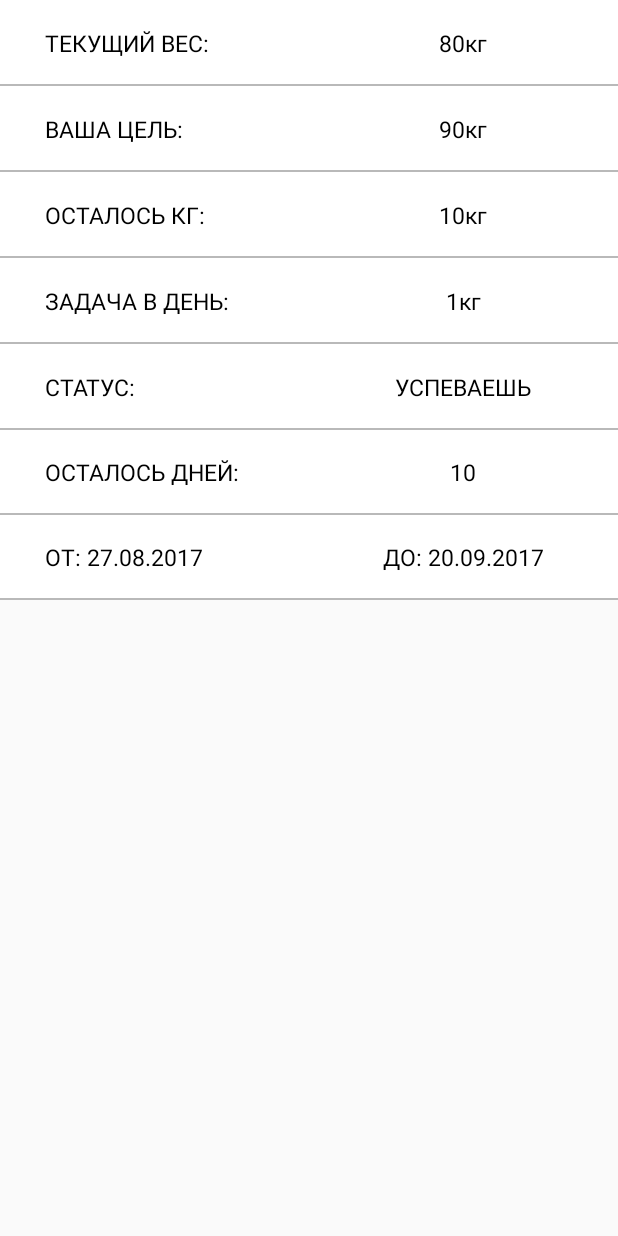
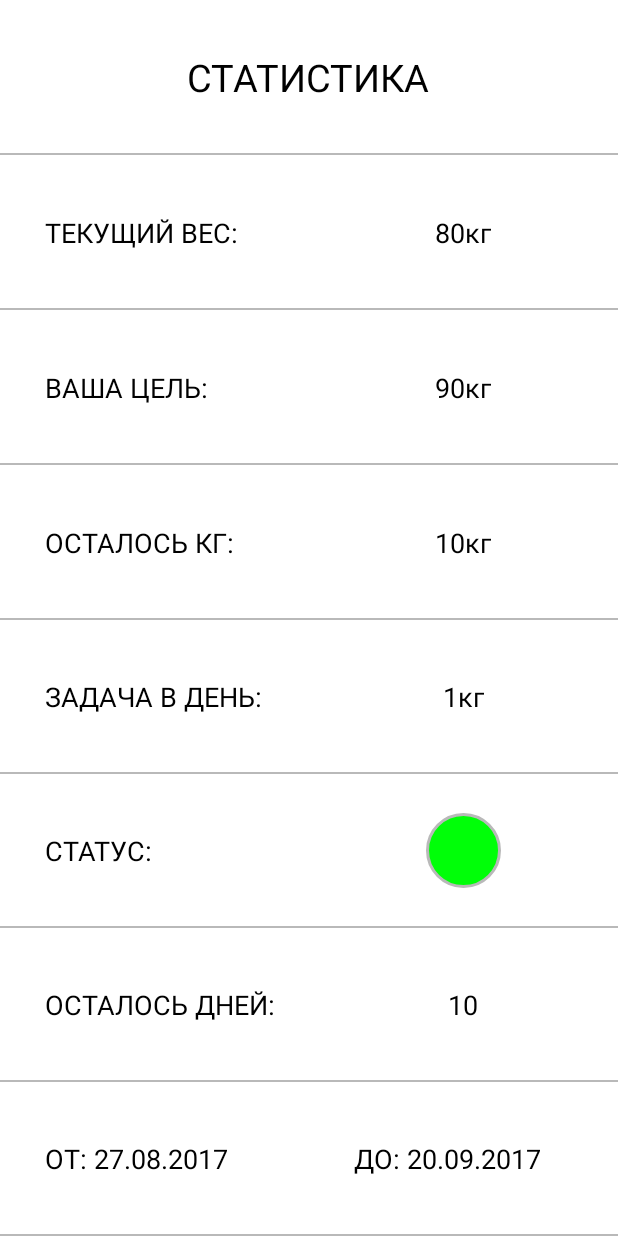
Before and after one commit to Stanislav137/GoalReminderBeta, an Android app: the layout child_section_goal.xml on its own in the app's theme, with its tools: preview values and no code run, on a phone screen of 412 x 824 dp. Run offline under Robolectric (Android 15) with nearby library versions, the phone set to English and light mode, and no system bars.

Commit message:
New component child for section.

```diff
--- a/app/src/main/java/com/goalreminderbeta/sa/goalreminderbeta/all/ExpListAdapter.java
+++ b/app/src/main/java/com/goalreminderbeta/sa/goalreminderbeta/all/ExpListAdapter.java
@@ -2,10 +2,13 @@ package com.goalreminderbeta.sa.goalreminderbeta.all;
 
 import android.content.Context;
 import android.graphics.Color;
+import android.graphics.drawable.Drawable;
 import android.view.LayoutInflater;
 import android.view.View;
 import android.view.ViewGroup;
 import android.widget.BaseExpandableListAdapter;
+import android.widget.Button;
+import android.widget.ImageView;
 import android.widget.TextView;
 
 import com.goalreminderbeta.sa.goalreminderbeta.R;
@@ -17,6 +20,7 @@ public class ExpListAdapter extends BaseExpandableListAdapter {
 
     private ArrayList<ArrayList<InitialTheme>> mGroups;
     private Context mContext;
+    private ImageView arrowDownUp;
 
     public ExpListAdapter (Context context,ArrayList<ArrayList<InitialTheme>> groups){
         mContext = context;
@@ -69,9 +73,16 @@ public class ExpListAdapter extends BaseExpandableListAdapter {
 
         if (isExpanded){
             //Изменяем что-нибудь, если текущая Group раскрыта
+            arrowDownUp = (ImageView) convertView.findViewById(R.id.arrowDownUp);
+            arrowDownUp.setRotation(180);
+            arrowDownUp.getResources().getDrawable(R.drawable.arrow_goal);
+
         }
         else{
             //Изменяем что-нибудь, если текущая Group скрыта
+            arrowDownUp = (ImageView) convertView.findViewById(R.id.arrowDownUp);
+            arrowDownUp.setRotation(0);
+            arrowDownUp.getResources().getDrawable(R.drawable.arrow_goal);
         }
 
         return convertView;
@@ -83,12 +94,13 @@ public class ExpListAdapter extends BaseExpandableListAdapter {
                              View convertView, ViewGroup parent) {
         if (convertView == null) {
             LayoutInflater inflater = (LayoutInflater) mContext.getSystemService(Context.LAYOUT_INFLATER_SERVICE);
-            convertView = inflater.inflate(R.layout.child_section_goal1, null);
+            convertView = inflater.inflate(R.layout.child_section_goal, null);
+            convertView.setMinimumHeight(1500);
         }
 
-        TextView textChild = (TextView) convertView.findViewById(R.id.textChild);
-        textChild.setText(mGroups.get(groupPosition).get(childPosition).toString());
-        textChild.setTextColor(Color.BLACK);
+//        TextView textChild = (TextView) convertView.findViewById(R.id.textChild);
+//        textChild.setText(mGroups.get(groupPosition).get(childPosition).toString());
+//        textChild.setTextColor(Color.BLACK);
 
         return convertView;
     }
--- a/app/src/main/java/com/goalreminderbeta/sa/goalreminderbeta/all/FrgmGoals.java
+++ b/app/src/main/java/com/goalreminderbeta/sa/goalreminderbeta/all/FrgmGoals.java
@@ -24,9 +24,14 @@ import java.util.ArrayList;
 public class FrgmGoals extends Fragment {
 
     private Context context;
+    private boolean isExpanded;
 
     public FrgmGoals(Context context) {
         this.context = context;
+    }
+
+    public FrgmGoals() {
+
     }
 
     public View onCreateView(LayoutInflater inflater, ViewGroup container,
@@ -45,8 +50,8 @@ public class FrgmGoals extends Fragment {
         InitialTheme theme1 = new InitialTheme();
         InitialTheme theme2 = new InitialTheme();
 
-        theme1.setCategoryName("Them1");
-        theme2.setCategoryName("Them2");
+//        theme1.setCategoryName("Them1");
+//        theme2.setCategoryName("Them2");
 
         children1.add(theme1);
         groups.add(children1);
@@ -63,4 +68,12 @@ public class FrgmGoals extends Fragment {
 //        Animation hyperspaceJumpAnimation = AnimationUtils.loadAnimation(this, R.anim.btn_anim); //TODO не работает анимация
 //        animImage.startAnimation(hyperspaceJumpAnimation);
 //    }
+
+//    public void showAddGoal(boolean isExpanded) {
+//
+//        if(isExpanded) {
+//            Button myGoal = (Button) getView().findViewById(R.id.myGoal);
+//            myGoal.setVisibility(View.INVISIBLE);
+//        }
+//    }
 }
--- a/app/src/main/java/com/goalreminderbeta/sa/goalreminderbeta/all/FrgmRecords.java
+++ b/app/src/main/java/com/goalreminderbeta/sa/goalreminderbeta/all/FrgmRecords.java
@@ -1,11 +1,13 @@
 package com.goalreminderbeta.sa.goalreminderbeta.all;
 
 import android.app.Fragment;
+import android.graphics.Color;
 import android.os.Bundle;
 import android.view.LayoutInflater;
 import android.view.View;
 import android.view.ViewGroup;
 import android.widget.Button;
+import android.widget.LinearLayout;
 import android.widget.TextView;
 
 import com.goalreminderbeta.sa.goalreminderbeta.R;
@@ -20,6 +22,7 @@ public class FrgmRecords extends Fragment {
     public View onCreateView(LayoutInflater inflater, ViewGroup container,
                              Bundle savedInstanceState) {
         View v = inflater.inflate(R.layout.frgm_records, null);
+
         return v;
     }
 }
--- a/app/src/main/java/com/goalreminderbeta/sa/goalreminderbeta/all/SectionTheme.java
+++ b/app/src/main/java/com/goalreminderbeta/sa/goalreminderbeta/all/SectionTheme.java
@@ -37,7 +37,6 @@ public class SectionTheme extends AppCompatActivity implements View.OnClickListe
         super.onCreate(savedInstanceState);
         setContentView(R.layout.activity_main);
 
-
         frgmGoals = new FrgmGoals(getApplicationContext());
         frgmRecords = new FrgmRecords();
         frgmOptions = new FrgmOptions();
--- /dev/null
+++ b/app/src/main/res/drawable/circle_status.xml
@@ -0,0 +1,8 @@
+<?xml version="1.0" encoding="utf-8"?>
+<shape xmlns:android="http://schemas.android.com/apk/res/android"
+    android:shape="oval">
+    <solid android:color="#00ff08"/>
+    <stroke
+        android:width="2dp"
+        android:color="#b9b9b9"/>
+</shape>
--- a/app/src/main/res/layout/activity_main.xml
+++ b/app/src/main/res/layout/activity_main.xml
@@ -33,8 +33,10 @@
                 <LinearLayout
                     android:layout_width="match_parent"
                     android:layout_height="3sp"
+                    android:id="@+id/llSlide"
                     android:layout_alignParentBottom="true"
-                    android:background="@color/colorGreen"></LinearLayout>
+                    android:background="@color/colorGreen"
+                    android:orientation="horizontal"></LinearLayout>
 
             </RelativeLayout>
         </RelativeLayout>
@@ -65,7 +67,6 @@
                     android:layout_height="3sp"
                     android:layout_alignParentBottom="true"
                     android:background="@color/colorOrange"></LinearLayout>
-
             </RelativeLayout>
         </RelativeLayout>
 
@@ -89,12 +90,12 @@
                     android:layout_centerHorizontal="true"
                     android:layout_centerVertical="true"
                     android:text="@string/menu_myoptions"/>
+
                 <LinearLayout
                     android:layout_width="match_parent"
                     android:layout_height="3sp"
                     android:background="@color/colorOrange"
                     android:layout_alignParentBottom="true"></LinearLayout>
-
             </RelativeLayout>
         </RelativeLayout>
     </LinearLayout>
--- a/app/src/main/res/layout/child_section_goal.xml
+++ b/app/src/main/res/layout/child_section_goal.xml
@@ -1,8 +1,29 @@
 <?xml version="1.0" encoding="utf-8"?>
 <LinearLayout xmlns:android="http://schemas.android.com/apk/res/android"
     android:orientation="vertical" android:layout_width="match_parent"
-    android:layout_height="400sp"
+    android:layout_height="match_parent"
     android:background="@color/colorWhite">
+
+    <RelativeLayout
+        android:layout_width="match_parent"
+        android:layout_height="match_parent"
+        android:layout_weight="2">
+
+        <TextView
+            android:layout_width="wrap_content"
+            android:layout_height="wrap_content"
+            android:textSize="25sp"
+            android:textColor="@color/colorBlack"
+            android:layout_centerHorizontal="true"
+            android:layout_centerVertical="true"
+            android:text="СТАТИСТИКА"/>
+
+        <LinearLayout
+            android:layout_width="match_parent"
+            android:layout_height="1sp"
+            android:background="@color/colorGrey"
+            android:layout_alignParentBottom="true"></LinearLayout>
+    </RelativeLayout>
 
     <RelativeLayout
         android:layout_width="match_parent"
@@ -27,7 +48,7 @@
                     android:layout_marginLeft="30sp"
                     android:text="ТЕКУЩИЙ ВЕС:"
                     android:textColor="@color/colorBlack"
-                    android:textSize="15sp" />
+                    android:textSize="18sp" />
 
             </RelativeLayout>
 
@@ -40,7 +61,7 @@
                     android:layout_width="wrap_content"
                     android:layout_height="wrap_content"
                     android:text="80кг"
-                    android:textSize="15sp"
+                    android:textSize="18sp"
                     android:textColor="@color/colorBlack"
                     android:layout_centerHorizontal="true"
                     android:layout_centerVertical="true"/>
@@ -77,7 +98,7 @@
                     android:layout_marginLeft="30sp"
                     android:text="ВАША ЦЕЛЬ:"
                     android:textColor="@color/colorBlack"
-                    android:textSize="15sp" />
+                    android:textSize="18sp" />
 
             </RelativeLayout>
 
@@ -90,7 +111,7 @@
                     android:layout_width="wrap_content"
                     android:layout_height="wrap_content"
                     android:text="90кг"
-                    android:textSize="15sp"
+                    android:textSize="18sp"
                     android:textColor="@color/colorBlack"
                     android:layout_centerHorizontal="true"
                     android:layout_centerVertical="true"/>
@@ -126,7 +147,7 @@
                     android:layout_marginLeft="30sp"
                     android:text="ОСТАЛОСЬ КГ:"
                     android:textColor="@color/colorBlack"
-                    android:textSize="15sp" />
+                    android:textSize="18sp" />
 
             </RelativeLayout>
 
@@ -139,10 +160,10 @@
                     android:layout_width="wrap_content"
                     android:layout_height="wrap_content"
                     android:text="10кг"
-                    android:textSize="15sp"
+                    android:textSize="18sp"
                     android:textColor="@color/colorBlack"
-                    android:layout_centerHorizontal="true"
-                    android:layout_centerVertical="true"/>
+                    android:layout_centerVertical="true"
+                    android:layout_centerHorizontal="true" />
             </RelativeLayout>
 
         </LinearLayout>
@@ -176,7 +197,7 @@
                     android:layout_marginLeft="30dp"
                     android:text="ЗАДАЧА В ДЕНЬ:"
                     android:textColor="@color/colorBlack"
-                    android:textSize="15sp"
+                    android:textSize="18sp"
                     android:layout_centerVertical="true"
                     android:layout_alignParentLeft="true"
                     android:layout_alignParentStart="true"
@@ -193,7 +214,7 @@
                     android:layout_width="wrap_content"
                     android:layout_height="wrap_content"
                     android:text="1кг"
-                    android:textSize="15sp"
+                    android:textSize="18sp"
                     android:textColor="@color/colorBlack"
                     android:layout_centerHorizontal="true"
                     android:layout_centerVertical="true"/>
@@ -230,7 +251,7 @@
                     android:layout_marginLeft="30sp"
                     android:text="СТАТУС:"
                     android:textColor="@color/colorBlack"
-                    android:textSize="15sp" />
+                    android:textSize="18sp" />
 
             </RelativeLayout>
 
@@ -239,14 +260,12 @@
                 android:layout_height="match_parent"
                 android:layout_weight="2">
 
-                <TextView
-                    android:layout_width="wrap_content"
-                    android:layout_height="wrap_content"
-                    android:text="УСПЕВАЕШЬ"
-                    android:textSize="15sp"
-                    android:textColor="@color/colorBlack"
+                <ImageView
+                    android:layout_width="50sp"
+                    android:layout_height="50sp"
+                    android:layout_centerVertical="true"
                     android:layout_centerHorizontal="true"
-                    android:layout_centerVertical="true"/>
+                    android:background="@drawable/circle_status"/>
             </RelativeLayout>
 
         </LinearLayout>
@@ -280,7 +299,7 @@
                     android:layout_marginLeft="30sp"
                     android:text="ОСТАЛОСЬ ДНЕЙ:"
                     android:textColor="@color/colorBlack"
-                    android:textSize="15sp" />
+                    android:textSize="18sp" />
 
             </RelativeLayout>
 
@@ -293,7 +312,7 @@
                     android:layout_width="wrap_content"
                     android:layout_height="wrap_content"
                     android:text="10"
-                    android:textSize="15sp"
+                    android:textSize="18sp"
                     android:textColor="@color/colorBlack"
                     android:layout_centerHorizontal="true"
                     android:layout_centerVertical="true"/>
@@ -329,7 +348,7 @@
                     android:layout_marginLeft="30sp"
                     android:text="ОТ: 27.08.2017"
                     android:textColor="@color/colorBlack"
-                    android:textSize="15sp" />
+                    android:textSize="18sp" />
 
             </RelativeLayout>
 
@@ -342,10 +361,10 @@
                     android:layout_width="wrap_content"
                     android:layout_height="wrap_content"
                     android:text="ДО: 20.09.2017"
-                    android:textSize="15sp"
-                    android:textColor="@color/colorBlack"
-                    android:layout_centerHorizontal="true"
-                    android:layout_centerVertical="true"/>
+                    android:textSize="18sp"
+                    android:layout_centerVertical="true"
+                    android:layout_marginLeft="30sp"
+                    android:textColor="@color/colorBlack" />
             </RelativeLayout>
 
         </LinearLayout>
--- a/app/src/main/res/layout/section_theme.xml
+++ b/app/src/main/res/layout/section_theme.xml
@@ -43,6 +43,7 @@
     <ImageView
         android:layout_width="25sp"
         android:layout_height="15sp"
+        android:id="@+id/arrowDownUp"
         android:background="@drawable/arrow_goal"
         android:layout_marginRight="10sp"
         android:layout_centerVertical="true"
@@ -52,11 +53,12 @@
         android:layout_width="80sp"
         android:layout_height="80sp"
         android:id="@+id/rlCircle"
-        android:layout_centerVertical="true"
-        android:layout_alignParentRight="true">
+        android:layout_alignTop="@+id/imTheme"
+        android:layout_alignParentRight="true"
+        android:layout_alignParentEnd="true">
 
         <ImageView
-            android:layout_width="1sp"
+            android:layout_width="0.5sp"
             android:layout_height="match_parent"
             android:background="@color/colorGrey"
             android:id="@+id/line_v"
```
